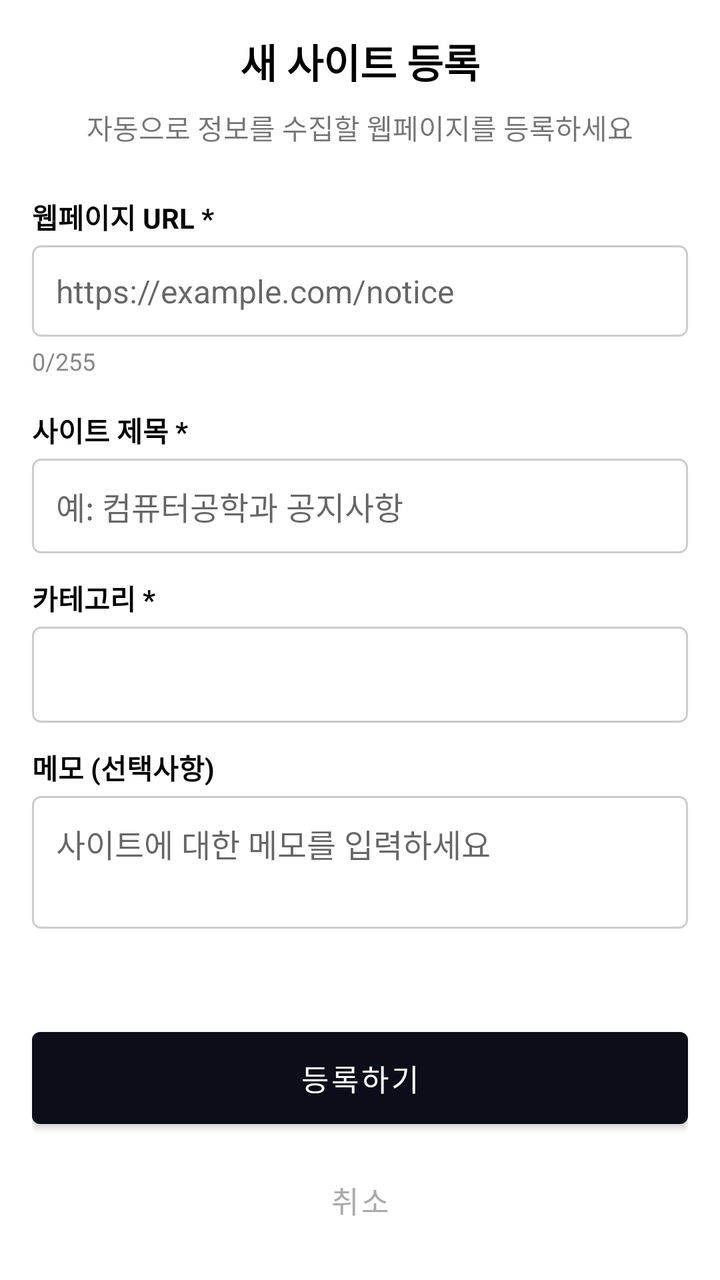
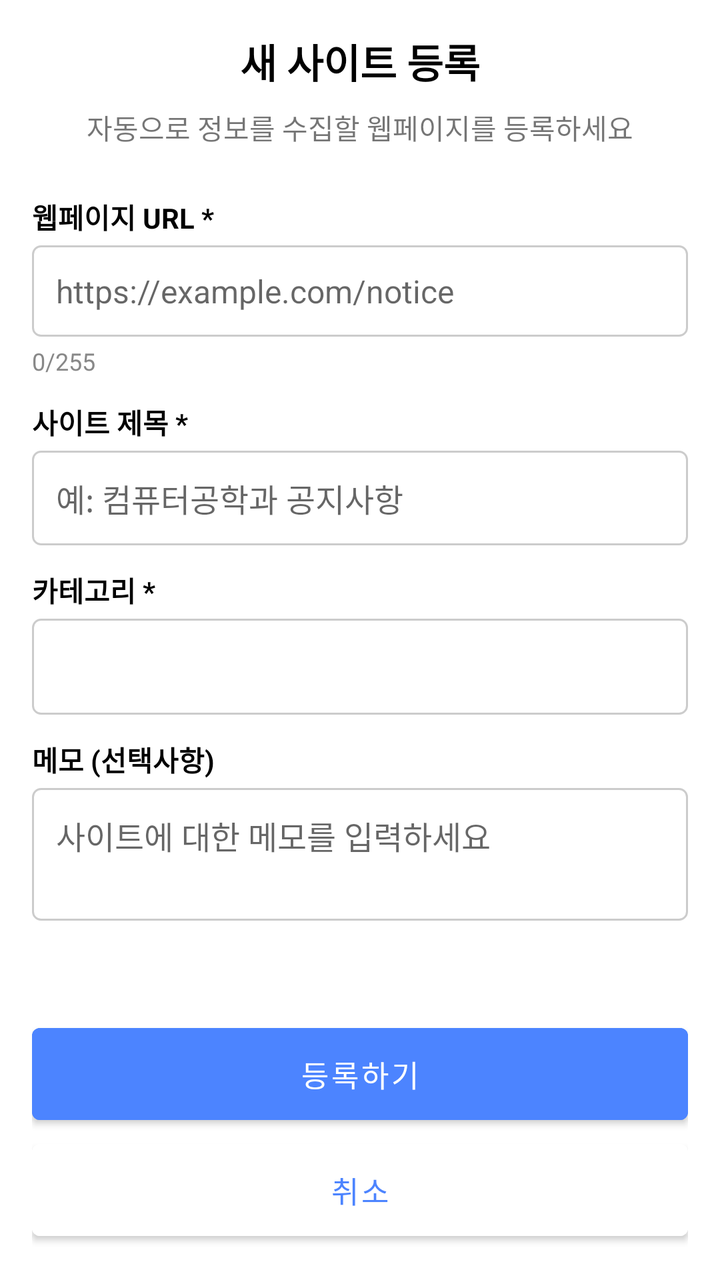

Compare the two renders of this Android layout. The source of the first and the diff that turns it into the second are given below.
<!-- AndroidManifest.xml: application theme Theme.mobile_android -->
<!-- res/layout/activity_add_site.xml -->
<?xml version="1.0" encoding="utf-8"?>
<LinearLayout xmlns:android="http://schemas.android.com/apk/res/android"
    xmlns:app="http://schemas.android.com/apk/res-auto"
    xmlns:tools="http://schemas.android.com/tools"
    android:layout_width="match_parent"
    android:layout_height="match_parent"
    android:orientation="vertical"
    android:padding="16dp"
    android:background="@android:color/white"
    tools:context="com.example.mobile_android.ui.site.AddSiteActivity">

    
    <TextView
        android:layout_width="wrap_content"
        android:layout_height="wrap_content"
        android:text="@string/add_site_title"
        android:textSize="20sp"
        android:textStyle="bold"
        android:textColor="@android:color/black"
        android:layout_gravity="center_horizontal" />

    
    <TextView
        android:layout_width="wrap_content"
        android:layout_height="wrap_content"
        android:text="@string/add_site_description"
        android:layout_gravity="center_horizontal"
        android:layout_marginTop="8dp"
        android:layout_marginBottom="24dp" />

    
    <TextView
        android:id="@+id/tv_site_url_label"
        android:layout_width="wrap_content"
        android:layout_height="wrap_content"
        android:text="@string/add_site_url_label"
        android:textSize="14sp"
        android:textStyle="bold"
        android:textColor="@android:color/black" />

    <LinearLayout
        android:layout_width="match_parent"
        android:layout_height="wrap_content"
        android:orientation="horizontal"
        android:layout_marginTop="4dp">

        <EditText
            android:id="@+id/et_url"
            android:layout_width="0dp"
            android:layout_height="wrap_content"
            android:layout_weight="1"
            android:hint="@string/add_site_url_hint"
            android:textSize="16sp"
            android:background="@drawable/edittext_background"
            android:padding="12dp"
            android:maxLength="@integer/site_url_max_length"
            android:inputType="textUri" />


    </LinearLayout>

    <TextView
        android:id="@+id/tv_url_counter"
        android:layout_width="wrap_content"
        android:layout_height="wrap_content"
        android:layout_marginTop="4dp"
        android:textColor="#888888"
        android:textSize="12sp"
        android:text="0/255" />

    
    <TextView
        android:id="@+id/tv_site_name_label"
        android:layout_width="wrap_content"
        android:layout_height="wrap_content"
        android:text="사이트 제목 *"
        android:textSize="14sp"
        android:textStyle="bold"
        android:textColor="@android:color/black"
        android:layout_marginTop="16dp" />

    <EditText
        android:id="@+id/et_site_name"
        android:layout_width="match_parent"
        android:layout_height="wrap_content"
        android:hint="@string/add_site_name_hint"
        android:textSize="16sp"
        android:layout_marginTop="4dp"
        android:background="@drawable/edittext_background"
        android:padding="12dp"
        android:inputType="textCapSentences"/>

    
    <TextView
        android:id="@+id/tv_category_label"
        android:layout_width="wrap_content"
        android:layout_height="wrap_content"
        android:text="@string/add_site_category_label"
        android:textSize="14sp"
        android:textStyle="bold"
        android:textColor="@android:color/black"
        android:layout_marginTop="12dp" />

    <Spinner
        android:id="@+id/spinner_category"
        android:layout_width="match_parent"
        android:layout_height="wrap_content"
        android:minHeight="48dp"
        android:layout_marginTop="4dp"
        android:background="@drawable/edittext_background"
        android:padding="4dp"
        android:prompt="@string/category_prompt" />

    
    <TextView
        android:layout_width="wrap_content"
        android:layout_height="wrap_content"
        android:text="메모 (선택사항)"
        android:textSize="14sp"
        android:textStyle="bold"
        android:textColor="@android:color/black"
        android:layout_marginTop="12dp" />

    <EditText
        android:id="@+id/et_memo"
        android:layout_width="match_parent"
        android:layout_height="wrap_content"
        android:hint="사이트에 대한 메모를 입력하세요"
        android:textSize="16sp"
        android:layout_marginTop="4dp"
        android:background="@drawable/edittext_background"
        android:padding="12dp"
        android:inputType="textMultiLine"
        android:minLines="2"
        android:maxLines="4"
        android:gravity="top"/>

    
    <ProgressBar
        android:id="@+id/loadingProgressBar"
        style="?android:attr/progressBarStyleLarge"
        android:layout_width="wrap_content"
        android:layout_height="wrap_content"
        android:layout_gravity="center"
        android:layout_marginTop="24dp"
        android:visibility="gone" />

    
    <View
        android:layout_width="0dp"
        android:layout_height="0dp"
        android:layout_weight="1" />

    
    <Button
        android:id="@+id/btn_register"
        style="@style/Widget.MaterialComponents.Button"
        android:layout_width="match_parent"
        android:layout_height="wrap_content"
        android:text="@string/add_site_register_button"
        android:textSize="15sp"
        android:paddingTop="12dp"
        android:paddingBottom="12dp"/>

    <Button
        android:id="@+id/btn_cancel"
        style="@style/Widget.MaterialComponents.Button.TextButton"
        android:layout_width="match_parent"
        android:layout_height="wrap_content"
        android:text="@string/add_site_cancel_button"
        android:textColor="@android:color/darker_gray"
        android:textSize="15sp"
        android:layout_marginTop="8dp" />

</LinearLayout>
<!-- resources referenced by this layout -->
<resources>
  <!-- drawable edittext_background (drawable) -->
  <?xml version="1.0" encoding="utf-8"?>
  <shape xmlns:android="http://schemas.android.com/apk/res/android">
      <solid android:color="#FFFFFF" />
      <stroke
          android:width="1dp"
          android:color="#CCCCCC" />
      <corners android:radius="4dp" />
  </shape>
  <integer name="site_url_max_length">255</integer>
  <string name="add_site_cancel_button">취소</string>
  <string name="add_site_category_label">카테고리 *</string>
  <string name="add_site_description">자동으로 정보를 수집할 웹페이지를 등록하세요</string>
  <string name="add_site_name_hint">예: 컴퓨터공학과 공지사항</string>
  <string name="add_site_register_button">등록하기</string>
  <string name="add_site_title">새 사이트 등록</string>
  <string name="add_site_url_hint">https://example.com/notice</string>
  <string name="add_site_url_label">웹페이지 URL *</string>
  <string name="category_prompt">카테고리 선택</string>
  <style name="Theme.mobile_android" parent="Base.Theme.mobile_android" />
  <style name="Base.Theme.mobile_android" parent="Theme.MaterialComponents.DayNight.NoActionBar">
          
  
          <item name="colorPrimary">@color/login_bg1</item>
          <item name="colorPrimaryVariant">@color/login_bg1</item>
          <item name="colorOnPrimary">@color/white</item>
          <item name="colorSecondary">@color/login_bg2</item>
          <item name="colorSecondaryVariant">@color/login_bg2</item>
          <item name="colorOnSecondary">@color/login_bg2</item>
          <item name="android:statusBarColor">@color/login_bg1</item>
      </style>
  <color name="login_bg1">#0B0E18</color>
  <color name="white">#FFFFFFFF</color>
  <color name="login_bg2">#673AB7</color>
</resources>

<!-- the commit's change to res/layout/activity_add_site.xml (unified diff, before → after) -->
@@ -5,171 +5,180 @@
     android:layout_width="match_parent"
     android:layout_height="match_parent"
     android:orientation="vertical"
-    android:padding="16dp"
+    android:fitsSystemWindows="true"
     android:background="@android:color/white"
     tools:context="com.example.mobile_android.ui.site.AddSiteActivity">
 
     
-    <TextView
-        android:layout_width="wrap_content"
-        android:layout_height="wrap_content"
-        android:text="@string/add_site_title"
-        android:textSize="20sp"
-        android:textStyle="bold"
-        android:textColor="@android:color/black"
-        android:layout_gravity="center_horizontal" />
-
-    
-    <TextView
-        android:layout_width="wrap_content"
-        android:layout_height="wrap_content"
-        android:text="@string/add_site_description"
-        android:layout_gravity="center_horizontal"
-        android:layout_marginTop="8dp"
-        android:layout_marginBottom="24dp" />
-
-    
-    <TextView
-        android:id="@+id/tv_site_url_label"
-        android:layout_width="wrap_content"
-        android:layout_height="wrap_content"
-        android:text="@string/add_site_url_label"
-        android:textSize="14sp"
-        android:textStyle="bold"
-        android:textColor="@android:color/black" />
-
     <LinearLayout
         android:layout_width="match_parent"
-        android:layout_height="wrap_content"
-        android:orientation="horizontal"
-        android:layout_marginTop="4dp">
+        android:layout_height="match_parent"
+        android:orientation="vertical"
+        android:padding="16dp">
+
+        
+        <TextView
+            android:layout_width="wrap_content"
+            android:layout_height="wrap_content"
+            android:text="@string/add_site_title"
+            android:textSize="20sp"
+            android:textStyle="bold"
+            android:textColor="@android:color/black"
+            android:layout_gravity="center_horizontal" />
+
+        
+        <TextView
+            android:layout_width="wrap_content"
+            android:layout_height="wrap_content"
+            android:text="@string/add_site_description"
+            android:layout_gravity="center_horizontal"
+            android:layout_marginTop="8dp"
+            android:layout_marginBottom="24dp" />
+
+        
+        <TextView
+            android:id="@+id/tv_site_url_label"
+            android:layout_width="wrap_content"
+            android:layout_height="wrap_content"
+            android:text="@string/add_site_url_label"
+            android:textSize="14sp"
+            android:textStyle="bold"
+            android:textColor="@android:color/black" />
+
+        <LinearLayout
+            android:layout_width="match_parent"
+            android:layout_height="wrap_content"
+            android:orientation="horizontal"
+            android:layout_marginTop="4dp">
+
+            <EditText
+                android:id="@+id/et_url"
+                android:layout_width="0dp"
+                android:layout_height="wrap_content"
+                android:layout_weight="1"
+                android:hint="@string/add_site_url_hint"
+                android:textSize="16sp"
+                android:background="@drawable/edittext_background"
+                android:padding="12dp"
+                android:maxLength="@integer/site_url_max_length"
+                android:inputType="textUri" />
+        </LinearLayout>
+
+        <TextView
+            android:id="@+id/tv_url_counter"
+            android:layout_width="wrap_content"
+            android:layout_height="wrap_content"
+            android:layout_marginTop="4dp"
+            android:textColor="#888888"
+            android:textSize="12sp"
+            android:text="0/255" />
+
+        
+        <TextView
+            android:id="@+id/tv_site_name_label"
+            android:layout_width="wrap_content"
+            android:layout_height="wrap_content"
+            android:text="사이트 제목 *"
+            android:textSize="14sp"
+            android:textStyle="bold"
+            android:textColor="@android:color/black"
+            android:layout_marginTop="12dp" />
 
         <EditText
-            android:id="@+id/et_url"
-            android:layout_width="0dp"
+            android:id="@+id/et_site_name"
+            android:layout_width="match_parent"
             android:layout_height="wrap_content"
-            android:layout_weight="1"
-            android:hint="@string/add_site_url_hint"
+            android:hint="@string/add_site_name_hint"
             android:textSize="16sp"
+            android:layout_marginTop="4dp"
             android:background="@drawable/edittext_background"
             android:padding="12dp"
-            android:maxLength="@integer/site_url_max_length"
-            android:inputType="textUri" />
+            android:inputType="textCapSentences"/>
 
+        
+        <TextView
+            android:id="@+id/tv_category_label"
+            android:layout_width="wrap_content"
+            android:layout_height="wrap_content"
+            android:text="@string/add_site_category_label"
+            android:textSize="14sp"
+            android:textStyle="bold"
+            android:textColor="@android:color/black"
+            android:layout_marginTop="12dp" />
+
+        <Spinner
+            android:id="@+id/spinner_category"
+            android:layout_width="match_parent"
+            android:layout_height="wrap_content"
+            android:minHeight="48dp"
+            android:layout_marginTop="4dp"
+            android:background="@drawable/edittext_background"
+            android:padding="4dp"
+            android:prompt="@string/category_prompt" />
+
+        
+        <TextView
+            android:layout_width="wrap_content"
+            android:layout_height="wrap_content"
+            android:text="메모 (선택사항)"
+            android:textSize="14sp"
+            android:textStyle="bold"
+            android:textColor="@android:color/black"
+            android:layout_marginTop="12dp" />
+
+        <EditText
+            android:id="@+id/et_memo"
+            android:layout_width="match_parent"
+            android:layout_height="wrap_content"
+            android:hint="사이트에 대한 메모를 입력하세요"
+            android:textSize="16sp"
+            android:layout_marginTop="4dp"
+            android:background="@drawable/edittext_background"
+            android:padding="12dp"
+            android:inputType="textMultiLine"
+            android:minLines="2"
+            android:maxLines="4"
+            android:gravity="top"/>
+
+        
+        <ProgressBar
+            android:id="@+id/loadingProgressBar"
+            style="?android:attr/progressBarStyleLarge"
+            android:layout_width="wrap_content"
+            android:layout_height="wrap_content"
+            android:layout_gravity="center"
+            android:layout_marginTop="24dp"
+            android:visibility="gone" />
+
+        
+        <View
+            android:layout_width="0dp"
+            android:layout_height="0dp"
+            android:layout_weight="1" />
+
+        
+        <Button
+            android:id="@+id/btn_register"
+            style="@style/Widget.MaterialComponents.Button"
+            android:layout_width="match_parent"
+            android:layout_height="wrap_content"
+            android:text="@string/add_site_register_button"
+            android:textSize="15sp"
+            android:paddingTop="12dp"
+            android:paddingBottom="12dp"
+            android:backgroundTint="@color/accent_color" />
+
+        <Button
+            android:id="@+id/btn_cancel"
+            style="@style/Widget.MaterialComponents.Button"
+            android:layout_width="match_parent"
+            android:layout_height="wrap_content"
+            android:text="@string/add_site_cancel_button"
+            android:textColor="@color/accent_color"
+            android:textSize="15sp"
+            android:paddingTop="12dp"
+            android:paddingBottom="12dp"
+            android:backgroundTint="@color/brand_color2" />
 
     </LinearLayout>
-
-    <TextView
-        android:id="@+id/tv_url_counter"
-        android:layout_width="wrap_content"
-        android:layout_height="wrap_content"
-        android:layout_marginTop="4dp"
-        android:textColor="#888888"
-        android:textSize="12sp"
-        android:text="0/255" />
-
-    
-    <TextView
-        android:id="@+id/tv_site_name_label"
-        android:layout_width="wrap_content"
-        android:layout_height="wrap_content"
-        android:text="사이트 제목 *"
-        android:textSize="14sp"
-        android:textStyle="bold"
-        android:textColor="@android:color/black"
-        android:layout_marginTop="16dp" />
-
-    <EditText
-        android:id="@+id/et_site_name"
-        android:layout_width="match_parent"
-        android:layout_height="wrap_content"
-        android:hint="@string/add_site_name_hint"
-        android:textSize="16sp"
-        android:layout_marginTop="4dp"
-        android:background="@drawable/edittext_background"
-        android:padding="12dp"
-        android:inputType="textCapSentences"/>
-
-    
-    <TextView
-        android:id="@+id/tv_category_label"
-        android:layout_width="wrap_content"
-        android:layout_height="wrap_content"
-        android:text="@string/add_site_category_label"
-        android:textSize="14sp"
-        android:textStyle="bold"
-        android:textColor="@android:color/black"
-        android:layout_marginTop="12dp" />
-
-    <Spinner
-        android:id="@+id/spinner_category"
-        android:layout_width="match_parent"
-        android:layout_height="wrap_content"
-        android:minHeight="48dp"
-        android:layout_marginTop="4dp"
-        android:background="@drawable/edittext_background"
-        android:padding="4dp"
-        android:prompt="@string/category_prompt" />
-
-    
-    <TextView
-        android:layout_width="wrap_content"
-        android:layout_height="wrap_content"
-        android:text="메모 (선택사항)"
-        android:textSize="14sp"
-        android:textStyle="bold"
-        android:textColor="@android:color/black"
-        android:layout_marginTop="12dp" />
-
-    <EditText
-        android:id="@+id/et_memo"
-        android:layout_width="match_parent"
-        android:layout_height="wrap_content"
-        android:hint="사이트에 대한 메모를 입력하세요"
-        android:textSize="16sp"
-        android:layout_marginTop="4dp"
-        android:background="@drawable/edittext_background"
-        android:padding="12dp"
-        android:inputType="textMultiLine"
-        android:minLines="2"
-        android:maxLines="4"
-        android:gravity="top"/>
-
-    
-    <ProgressBar
-        android:id="@+id/loadingProgressBar"
-        style="?android:attr/progressBarStyleLarge"
-        android:layout_width="wrap_content"
-        android:layout_height="wrap_content"
-        android:layout_gravity="center"
-        android:layout_marginTop="24dp"
-        android:visibility="gone" />
-
-    
-    <View
-        android:layout_width="0dp"
-        android:layout_height="0dp"
-        android:layout_weight="1" />
-
-    
-    <Button
-        android:id="@+id/btn_register"
-        style="@style/Widget.MaterialComponents.Button"
-        android:layout_width="match_parent"
-        android:layout_height="wrap_content"
-        android:text="@string/add_site_register_button"
-        android:textSize="15sp"
-        android:paddingTop="12dp"
-        android:paddingBottom="12dp"/>
-
-    <Button
-        android:id="@+id/btn_cancel"
-        style="@style/Widget.MaterialComponents.Button.TextButton"
-        android:layout_width="match_parent"
-        android:layout_height="wrap_content"
-        android:text="@string/add_site_cancel_button"
-        android:textColor="@android:color/darker_gray"
-        android:textSize="15sp"
-        android:layout_marginTop="8dp" />
-
 </LinearLayout>
<!-- resource entries referenced after the edit -->
@@ -1,5 +1,7 @@
 <!-- resources referenced by this layout -->
 <resources>
+  <color name="accent_color">#4C84FF</color>
+  <color name="brand_color2">#FFFFFF</color>
   <!-- drawable edittext_background (drawable) -->
   <?xml version="1.0" encoding="utf-8"?>
   <shape xmlns:android="http://schemas.android.com/apk/res/android">
@@ -30,6 +32,10 @@
           <item name="colorSecondaryVariant">@color/login_bg2</item>
           <item name="colorOnSecondary">@color/login_bg2</item>
           <item name="android:statusBarColor">@color/login_bg1</item>
+  
+          
+          <item name="android:windowDrawsSystemBarBackgrounds">true</item>
+          <item name="android:navigationBarColor">@color/white</item>
       </style>
   <color name="login_bg1">#0B0E18</color>
   <color name="white">#FFFFFFFF</color>
